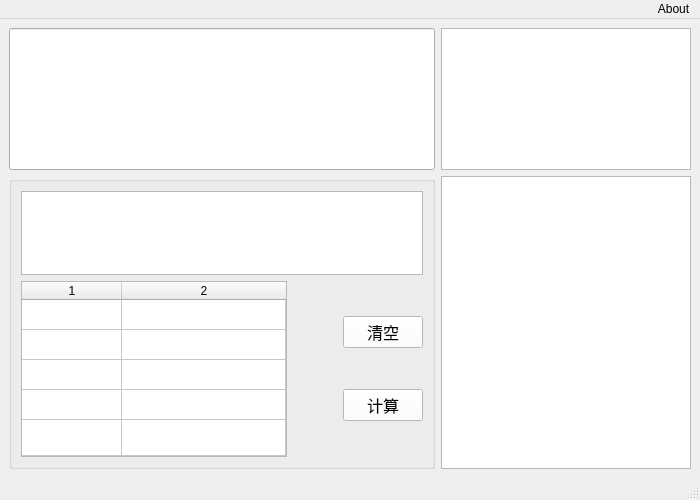
This is mainwindow.ui in HuangDell/TreeExpression as Qt 5 draws it before an edit. The edited form follows.
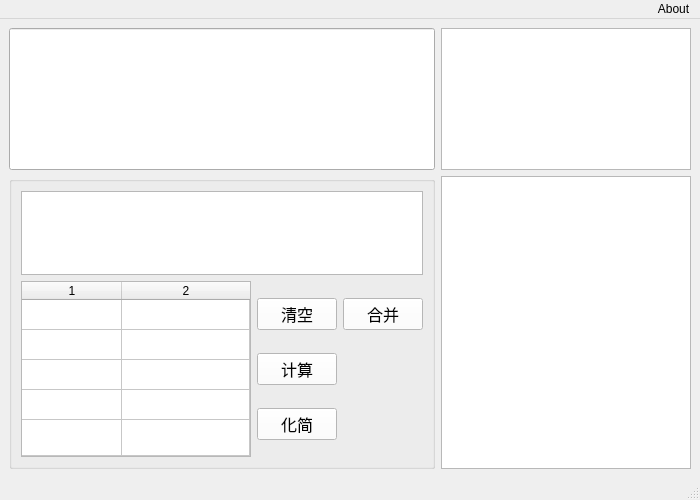
This is the edited form.

Commit message: 添加了化简操作，优化了中缀表达式的括号输出（全新的算法！）

```diff
--- a/mainwindow.ui
+++ b/mainwindow.ui
@@ -55,11 +55,17 @@
          <item>
           <widget class="QTableWidget" name="table">
            <property name="sizePolicy">
-            <sizepolicy hsizetype="Preferred" vsizetype="Expanding">
+            <sizepolicy hsizetype="Expanding" vsizetype="Expanding">
              <horstretch>0</horstretch>
              <verstretch>0</verstretch>
             </sizepolicy>
            </property>
+           <property name="maximumSize">
+            <size>
+             <width>300</width>
+             <height>16777215</height>
+            </size>
+           </property>
            <property name="toolTip">
             <string>对变量赋值</string>
            </property>
@@ -111,11 +117,11 @@
           </widget>
          </item>
          <item>
-          <layout class="QVBoxLayout" name="verticalLayout_2">
+          <layout class="QGridLayout" name="gridLayout">
            <property name="leftMargin">
-            <number>50</number>
+            <number>0</number>
            </property>
-           <item>
+           <item row="0" column="0">
             <widget class="QPushButton" name="clear">
              <property name="sizePolicy">
               <sizepolicy hsizetype="Fixed" vsizetype="Fixed">
@@ -140,7 +146,7 @@
              </property>
             </widget>
            </item>
-           <item>
+           <item row="1" column="0">
             <widget class="QPushButton" name="solve">
              <property name="sizePolicy">
               <sizepolicy hsizetype="Fixed" vsizetype="Fixed">
@@ -162,6 +168,50 @@
              </property>
             </widget>
            </item>
+           <item row="2" column="0">
+            <widget class="QPushButton" name="simply">
+             <property name="sizePolicy">
+              <sizepolicy hsizetype="Fixed" vsizetype="Fixed">
+               <horstretch>0</horstretch>
+               <verstretch>0</verstretch>
+              </sizepolicy>
+             </property>
+             <property name="font">
+              <font>
+               <family>微软雅黑 Light</family>
+               <pointsize>12</pointsize>
+              </font>
+             </property>
+             <property name="styleSheet">
+              <string notr="true">background-color:rgb(255, 255, 255)</string>
+             </property>
+             <property name="text">
+              <string>化简</string>
+             </property>
+            </widget>
+           </item>
+           <item row="0" column="1">
+            <widget class="QPushButton" name="pushButton_2">
+             <property name="sizePolicy">
+              <sizepolicy hsizetype="Fixed" vsizetype="Fixed">
+               <horstretch>0</horstretch>
+               <verstretch>0</verstretch>
+              </sizepolicy>
+             </property>
+             <property name="font">
+              <font>
+               <family>微软雅黑 Light</family>
+               <pointsize>12</pointsize>
+              </font>
+             </property>
+             <property name="styleSheet">
+              <string notr="true">background-color:rgb(255, 255, 255)</string>
+             </property>
+             <property name="text">
+              <string>合并</string>
+             </property>
+            </widget>
+           </item>
           </layout>
          </item>
         </layout>
```
The commit also changes 6 other files.
